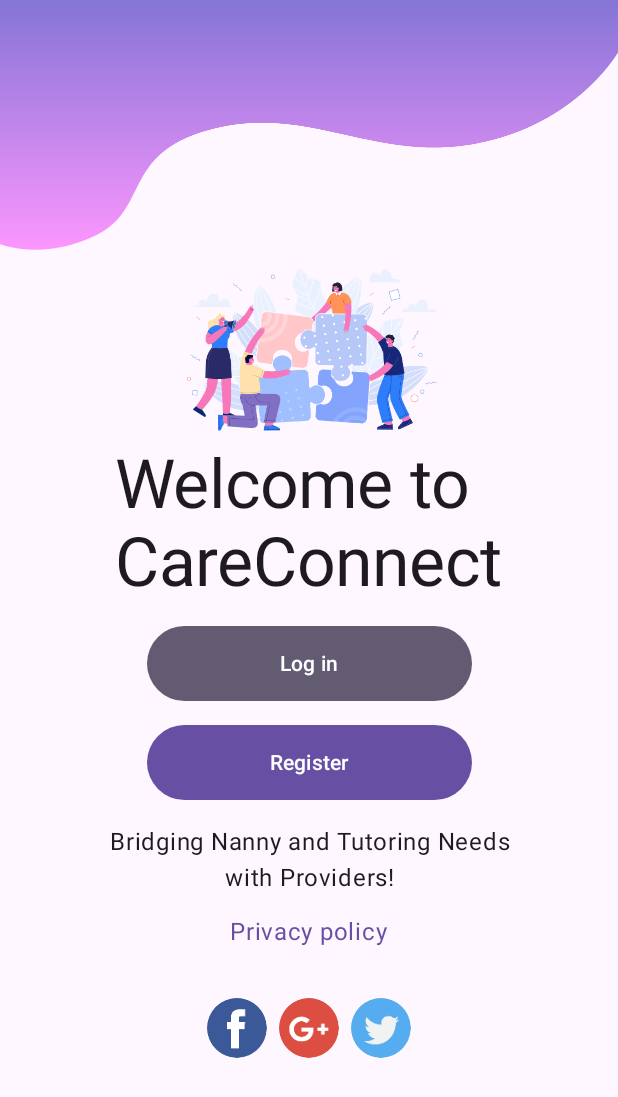
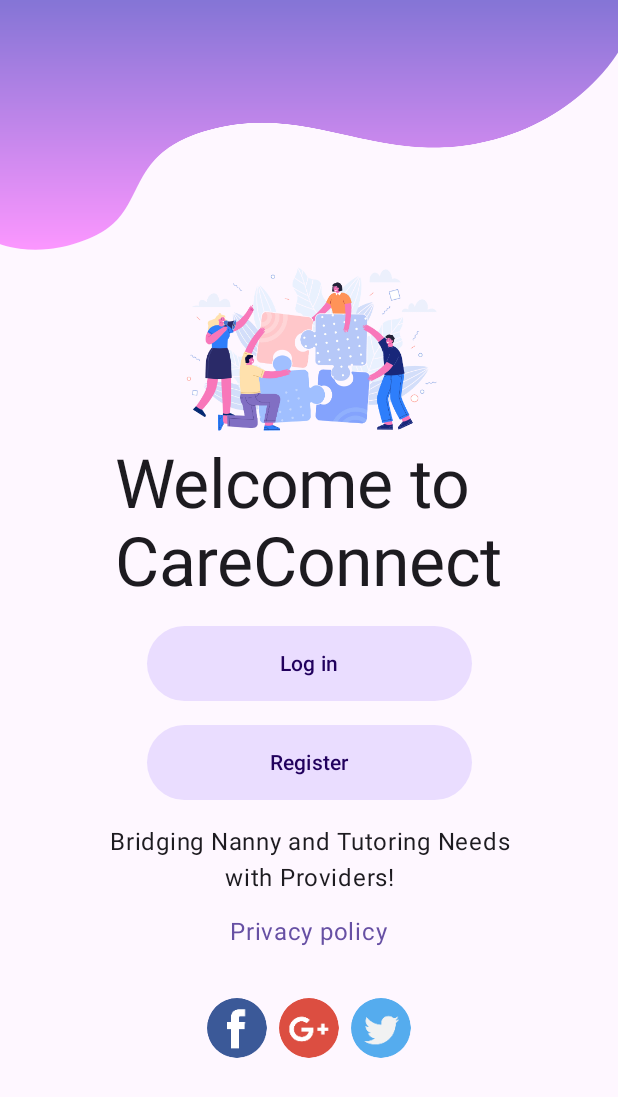
Before and after one commit to MobileDevelopmentProject-Group2/HelpAndHelpersApp, an Android app built with Jetpack Compose: the screen it shows after launch (MainActivity), on a phone screen of 412 x 824 dp. Shown: the top 1097 px of the screen. Run offline under Robolectric (Android 15) with nearby library versions, the phone set to English and light mode, and no system bars.

Commit message:
botton color has changed

```diff
--- a/app/src/main/java/com/example/helpersapp/ui/screens/LandingScreen.kt
+++ b/app/src/main/java/com/example/helpersapp/ui/screens/LandingScreen.kt
@@ -61,8 +61,8 @@ fun LandingScreen(navController: NavController) {
                 .height(50.dp)
                 .padding(horizontal = 15.dp),
             colors = ButtonDefaults.buttonColors(
-                containerColor = MaterialTheme.colorScheme.secondary,
-                contentColor = MaterialTheme.colorScheme.onPrimary
+                containerColor = MaterialTheme.colorScheme.primaryContainer,
+                contentColor = MaterialTheme.colorScheme.onPrimaryContainer
             )
 
         ) {
@@ -76,7 +76,11 @@ fun LandingScreen(navController: NavController) {
             modifier = Modifier
                 .fillMaxWidth(0.6f)
                 .height(50.dp)
-                .padding(horizontal = 15.dp)
+                .padding(horizontal = 15.dp),
+            colors = ButtonDefaults.buttonColors(
+                containerColor = MaterialTheme.colorScheme.primaryContainer,
+                contentColor = MaterialTheme.colorScheme.onPrimaryContainer
+            )
         )
         {
             Text(text = "Register")
```
